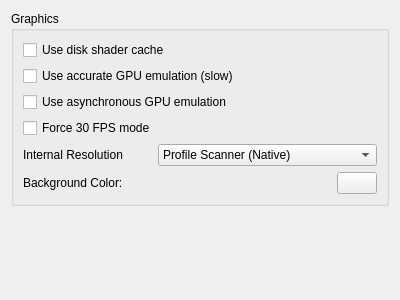
Old version of the form src/yuzu/configuration/configure_graphics.ui in the repository yuzu-emu/yuzu-canary.
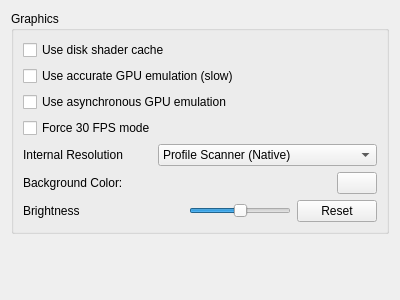
New version of the form.

Diff of the .ui file:
```diff
--- a/src/yuzu/configuration/configure_graphics.ui
+++ b/src/yuzu/configuration/configure_graphics.ui
@@ -111,6 +111,68 @@
           </item>
          </layout>
         </item>
+        <item>
+         <layout class="QHBoxLayout" name="horizontalLayout_3">
+          <item>
+           <widget class="QLabel" name="label_2">
+            <property name="text">
+             <string>Brightness</string>
+            </property>
+           </widget>
+          </item>
+          <item>
+           <spacer name="horizontalSpacer">
+            <property name="orientation">
+             <enum>Qt::Horizontal</enum>
+            </property>
+            <property name="sizeHint" stdset="0">
+             <size>
+              <width>40</width>
+              <height>20</height>
+             </size>
+            </property>
+           </spacer>
+          </item>
+          <item>
+           <widget class="QSlider" name="brightness_slider">
+            <property name="minimum">
+             <number>50</number>
+            </property>
+            <property name="maximum">
+             <number>150</number>
+            </property>
+            <property name="singleStep">
+             <number>10</number>
+            </property>
+            <property name="pageStep">
+             <number>20</number>
+            </property>
+            <property name="value">
+             <number>100</number>
+            </property>
+            <property name="orientation">
+             <enum>Qt::Horizontal</enum>
+            </property>
+            <property name="tickPosition">
+             <enum>QSlider::NoTicks</enum>
+            </property>
+           </widget>
+          </item>
+          <item>
+           <widget class="QPushButton" name="brightness_reset">
+            <property name="sizePolicy">
+             <sizepolicy hsizetype="Fixed" vsizetype="Fixed">
+              <horstretch>0</horstretch>
+              <verstretch>0</verstretch>
+             </sizepolicy>
+            </property>
+            <property name="text">
+             <string>Reset</string>
+            </property>
+           </widget>
+          </item>
+         </layout>
+        </item>
        </layout>
       </widget>
      </item>
```
